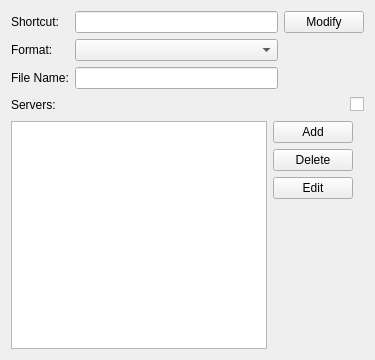
First picture: the form in qScreenshot/src/optionswidget.ui, repository etopian/qscreenshot, before the edit.
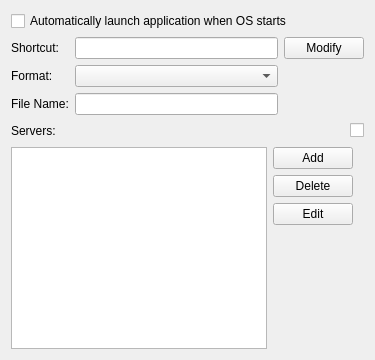
Second picture: the form after the edit.

Commit message: add autostart application option

```diff
--- a/qScreenshot/src/optionswidget.ui
+++ b/qScreenshot/src/optionswidget.ui
@@ -14,6 +14,13 @@
    <string>Form</string>
   </property>
   <layout class="QVBoxLayout" name="verticalLayout">
+   <item>
+    <widget class="QCheckBox" name="cb_autostart">
+     <property name="text">
+      <string>Automatically launch application when OS starts</string>
+     </property>
+    </widget>
+   </item>
    <item>
     <layout class="QGridLayout" name="gridLayout">
      <item row="0" column="0">
```
The commit also changes 3 other files.
